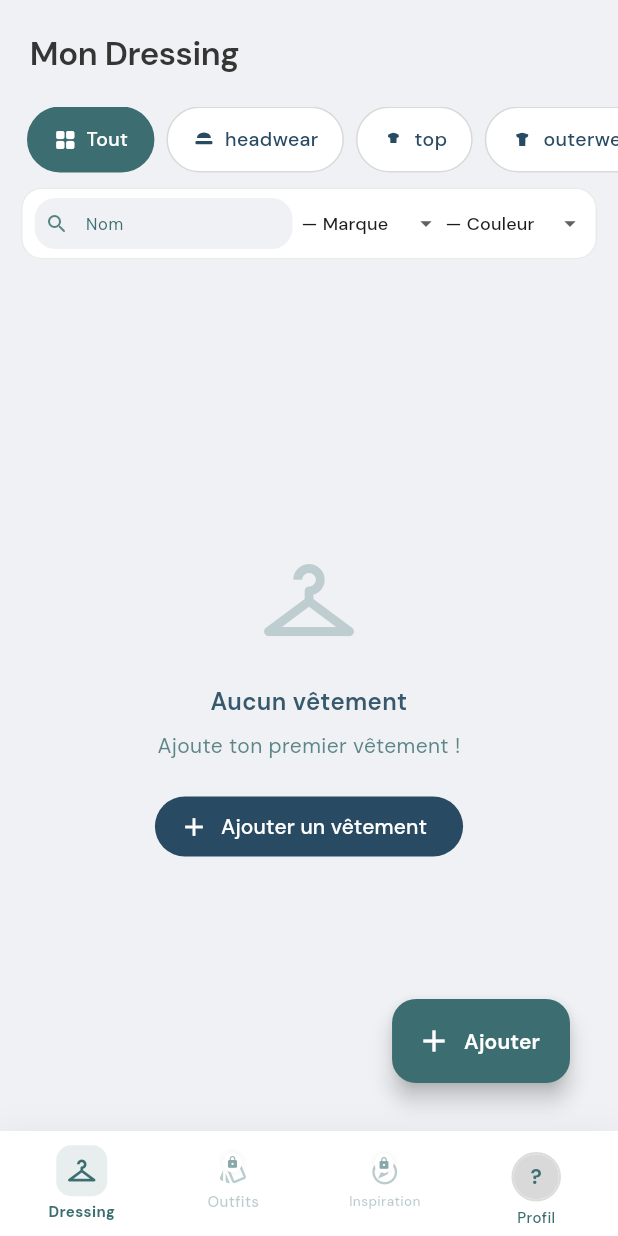
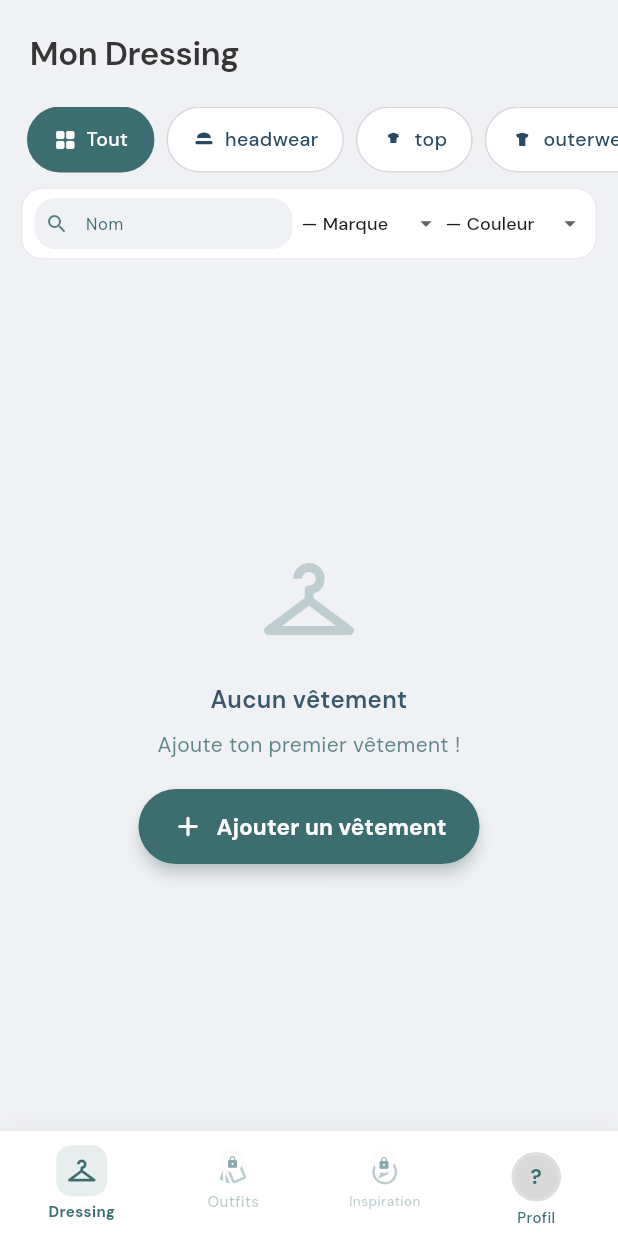
Before and after one commit to payssho/uniSaps, a Flutter app: the HomeScreen screen opened by its route, on a phone screen of 412 x 824 dp. Run offline on Flutter 3.47's test engine with Material 3 defaults, Android fonts, the phone set to English and light mode, and no system bars; drawn by our look-alikes of flutter_animate; our stand-ins replace cached_network_image, cloud_firestore, firebase_auth, firebase_core, firebase_storage, flutter_card_swiper and 7 more; missing offline and left inert: firebase_app_check, home_widget; accounts and stored records are empty; generated files the repository leaves out were written again; network calls fail.

Commit message:
refactor(readme, pubspec, dressing, home, profile): enhance UI consistency and update documentation
- Reformatted tables in README.md for improved clarity and consistency.
- Updated version number in pubspec.yaml to 1.0.2+7.
- Refactored the DressingScreen to conditionally display the floating action button based on garment availability, enhancing user experience.
- Simplified SnackBar logic in HomeScreen and improved tutorial flow with clearer tab unlocking conditions.
- Enhanced NavProfileBubble to include animation for tutorial spotlight, improving visual feedback.
- Updated documentation to reflect author changes and provide a more detailed project context.
- These changes collectively improve the overall usability and maintainability of the application.

```diff
--- a/frontend/lib/screens/dressing/dressing_screen.dart
+++ b/frontend/lib/screens/dressing/dressing_screen.dart
@@ -80,6 +80,7 @@ class _DressingScreenState extends ConsumerState<DressingScreen> {
   Widget build(BuildContext context) {
     final uid = ref.watch(authServiceProvider).uid;
     final garmentsAsync = ref.watch(garmentsProvider(uid));
+    final hasAnyGarment = garmentsAsync.valueOrNull?.isNotEmpty ?? false;
 
     garmentsAsync.whenData(_prefetchGarmentImages);
 
@@ -115,6 +116,7 @@ class _DressingScreenState extends ConsumerState<DressingScreen> {
               Expanded(
                 child: garmentsAsync.when(
                   data: (garments) {
+                    final wardrobeEmpty = garments.isEmpty;
                     final byCat = _selectedCategory.isEmpty
                         ? garments
                         : garments
@@ -134,11 +136,9 @@ class _DressingScreenState extends ConsumerState<DressingScreen> {
                         subtitle: hasItemsInCat && !noFilters
                             ? 'Essaie un autre nom, marque ou couleur.'
                             : 'Ajoute ton premier vêtement !',
-                        action: !hasItemsInCat && noFilters
-                            ? FilledButton.icon(
+                        action: wardrobeEmpty && noFilters
+                            ? _AnimatedAddGarmentButton(
                                 onPressed: _showAddGarmentSheet,
-                                icon: const Icon(Icons.add, size: 20),
-                                label: const Text('Ajouter un vêtement'),
                               )
                             : null,
                       );
@@ -185,7 +185,8 @@ class _DressingScreenState extends ConsumerState<DressingScreen> {
           ),
         ),
       ),
-      floatingActionButton: Padding(
+      floatingActionButton: hasAnyGarment
+          ? Padding(
               padding: const EdgeInsets.only(bottom: 16, right: 16),
               child: Semantics(
                 label: 'Ajouter un vêtement',
@@ -195,12 +196,19 @@ class _DressingScreenState extends ConsumerState<DressingScreen> {
                   tooltip: 'Ajouter un vêtement',
                   backgroundColor: AppColors.accent,
                   elevation: 6,
-          onPressed: () => _showAddGarmentSheet(),
+                  onPressed: _showAddGarmentSheet,
                   icon: const Icon(Icons.add, color: AppColors.white, size: 24),
-          label: const Text('Ajouter', style: TextStyle(color: AppColors.white, fontWeight: FontWeight.w600)),
+                  label: const Text(
+                    'Ajouter',
+                    style: TextStyle(
+                      color: AppColors.white,
+                      fontWeight: FontWeight.w600,
                     ),
                   ),
                 ),
+              ),
+            )
+          : null,
     );
   }
 
@@ -256,3 +264,39 @@ class _DressingScreenState extends ConsumerState<DressingScreen> {
     );
   }
 }
+
+class _AnimatedAddGarmentButton extends StatelessWidget {
+  final VoidCallback onPressed;
+
+  const _AnimatedAddGarmentButton({required this.onPressed});
+
+  @override
+  Widget build(BuildContext context) {
+    return FilledButton.icon(
+      onPressed: onPressed,
+      style: FilledButton.styleFrom(
+        backgroundColor: AppColors.accent,
+        padding: const EdgeInsets.symmetric(horizontal: 22, vertical: 14),
+        elevation: 4,
+        shadowColor: AppColors.accent.withValues(alpha: 0.45),
+      ),
+      icon: const Icon(Icons.add_rounded, size: 22),
+      label: const Text(
+        'Ajouter un vêtement',
+        style: TextStyle(fontWeight: FontWeight.w700, fontSize: 15),
+      ),
+    )
+        .animate(onPlay: (c) => c.repeat(reverse: true))
+        .scale(
+          begin: const Offset(1, 1),
+          end: const Offset(1.05, 1.05),
+          duration: 850.ms,
+          curve: Curves.easeInOut,
+        )
+        .shimmer(
+          delay: 400.ms,
+          duration: 1400.ms,
+          color: AppColors.white.withValues(alpha: 0.35),
+        );
+  }
+}
--- a/frontend/lib/widgets/nav_profile_bubble.dart
+++ b/frontend/lib/widgets/nav_profile_bubble.dart
@@ -1,5 +1,6 @@
 import 'package:cached_network_image/cached_network_image.dart';
 import 'package:flutter/material.dart';
+import 'package:flutter_animate/flutter_animate.dart';
 import '../core/constants/app_colors.dart';
 
 /// Bulle photo pour l’onglet Profil (nav utilisateur et créateur).
@@ -11,6 +12,7 @@ class NavProfileBubble extends StatelessWidget {
   final String username;
   final VoidCallback onTap;
   final IconData? fallbackIcon;
+  final bool tutorialSpotlight;
 
   const NavProfileBubble({
     super.key,
@@ -21,6 +23,7 @@ class NavProfileBubble extends StatelessWidget {
     required this.username,
     required this.onTap,
     this.fallbackIcon,
+    this.tutorialSpotlight = false,
   });
 
   static const double _radius = 15;
@@ -29,17 +32,18 @@ class NavProfileBubble extends StatelessWidget {
   Widget build(BuildContext context) {
     final borderColor = locked
         ? AppColors.textHint.withValues(alpha: 0.35)
-        : selected
+        : tutorialSpotlight || selected
             ? AppColors.accent
             : AppColors.divider.withValues(alpha: 0.9);
-    final borderWidth = selected ? 2.5 : 1.5;
+    final borderWidth =
+        tutorialSpotlight ? 3.0 : (selected ? 2.5 : 1.5);
     final labelColor = locked
         ? AppColors.textHint.withValues(alpha: 0.35)
-        : selected
+        : tutorialSpotlight || selected
             ? AppColors.accent
             : AppColors.textHint;
 
-    return Semantics(
+    Widget bubble = Semantics(
       label: 'Profil',
       button: true,
       selected: selected,
@@ -72,11 +76,13 @@ class NavProfileBubble extends StatelessWidget {
                           color: borderColor,
                           width: borderWidth,
                         ),
-                        boxShadow: selected
+                        boxShadow: tutorialSpotlight || selected
                             ? [
                                 BoxShadow(
-                                  color: AppColors.accent.withValues(alpha: 0.22),
-                                  blurRadius: 8,
+                                  color: AppColors.accent.withValues(
+                                    alpha: tutorialSpotlight ? 0.45 : 0.22,
+                                  ),
+                                  blurRadius: tutorialSpotlight ? 14 : 8,
                                   offset: const Offset(0, 2),
                                 ),
                               ]
@@ -172,7 +178,9 @@ class NavProfileBubble extends StatelessWidget {
                 overflow: TextOverflow.ellipsis,
                 style: TextStyle(
                   fontSize: 10,
-                  fontWeight: selected ? FontWeight.w700 : FontWeight.w500,
+                  fontWeight: tutorialSpotlight || selected
+                      ? FontWeight.w700
+                      : FontWeight.w500,
                   color: labelColor,
                 ),
               ),
@@ -181,5 +189,18 @@ class NavProfileBubble extends StatelessWidget {
         ),
       ),
     );
+
+    if (tutorialSpotlight) {
+      bubble = bubble
+          .animate(onPlay: (c) => c.repeat(reverse: true))
+          .scale(
+            begin: const Offset(1, 1),
+            end: const Offset(1.06, 1.06),
+            duration: 900.ms,
+            curve: Curves.easeInOut,
+          );
+    }
+
+    return bubble;
   }
 }
--- a/frontend/pubspec.yaml
+++ b/frontend/pubspec.yaml
@@ -1,7 +1,7 @@
 name: unisaps
 description: "uniSaps - Outfit Manager"
 publish_to: 'none'
-version: 1.0.2+6
+version: 1.0.2+7
 
 environment:
   sdk: ^3.5.0
```
Also changed, not shown: frontend/lib/screens/home/home_screen.dart (+92 -81 lines), 4 other files. Lines whose indentation alone changed are shown as unchanged.
